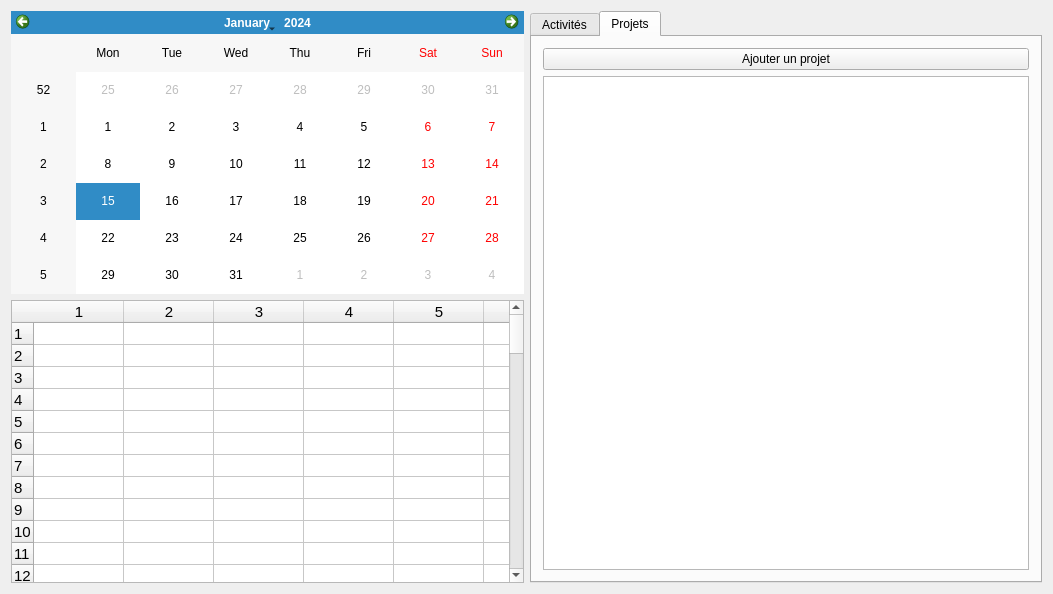
First picture: the form in App/ProCal/ui/mainWindow.ui, repository sd65/ProCal, before the edit.
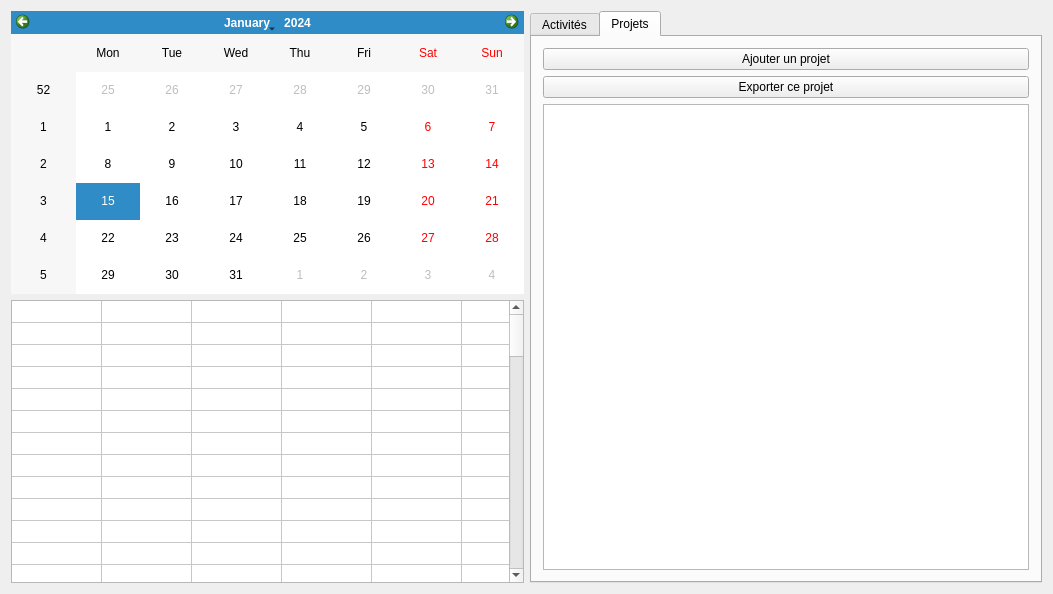
Second picture: the form after the edit. The open tabs and pages were chosen to show the change. Icons and pictures are not drawn. Custom widgets are drawn as their Qt base class.

Commit message: Get export project

What changed in the file:
```diff
--- a/App/ProCal/ui/mainWindow.ui
+++ b/App/ProCal/ui/mainWindow.ui
@@ -93,7 +93,7 @@
          <number>7</number>
         </property>
         <attribute name="horizontalHeaderVisible">
-         <bool>true</bool>
+         <bool>false</bool>
         </attribute>
         <attribute name="horizontalHeaderCascadingSectionResizes">
          <bool>true</bool>
@@ -114,7 +114,7 @@
          <bool>true</bool>
         </attribute>
         <attribute name="verticalHeaderVisible">
-         <bool>true</bool>
+         <bool>false</bool>
         </attribute>
         <attribute name="verticalHeaderCascadingSectionResizes">
          <bool>true</bool>
@@ -307,6 +307,17 @@
             </property>
            </widget>
           </item>
+          <item>
+           <widget class="QPushButton" name="exportProjet">
+            <property name="text">
+             <string>Exporter ce projet</string>
+            </property>
+            <property name="icon">
+             <iconset resource="icons/iconsressourcefile.qrc">
+              <normaloff>:/document-save.svg</normaloff>:/document-save.svg</iconset>
+            </property>
+           </widget>
+          </item>
           <item>
            <widget class="QListWidget" name="listeProjets"/>
           </item>
```
Left out of the diff: 2 changed lines with no effect on the pictures. The commit also changes 9 other files.
